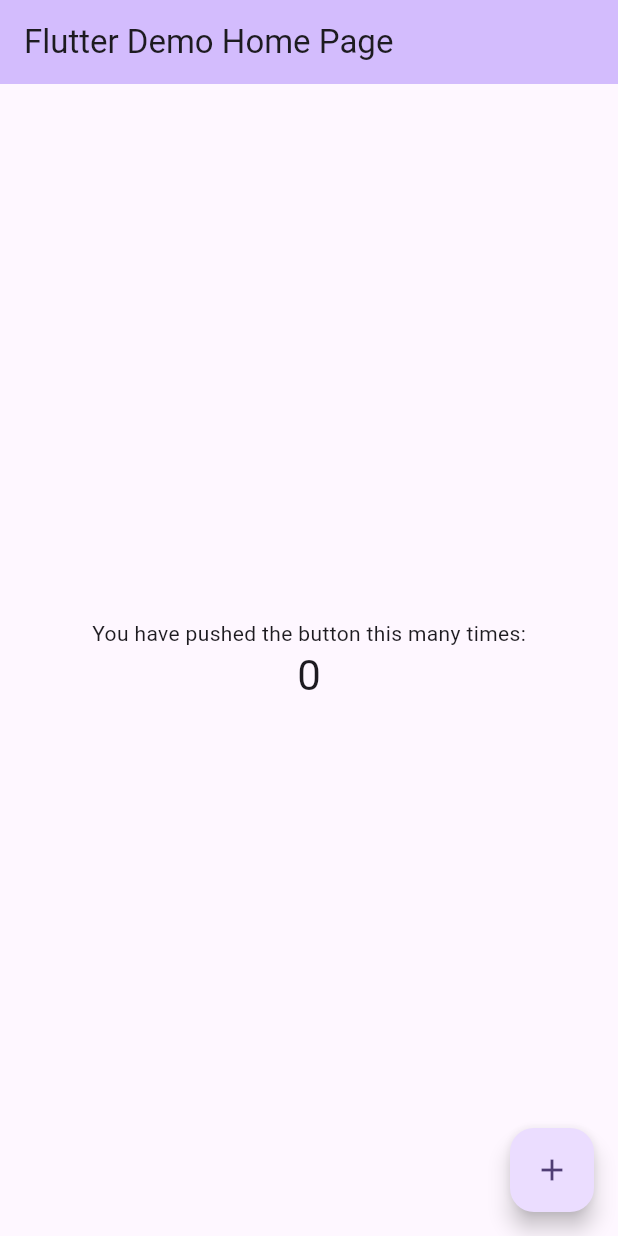
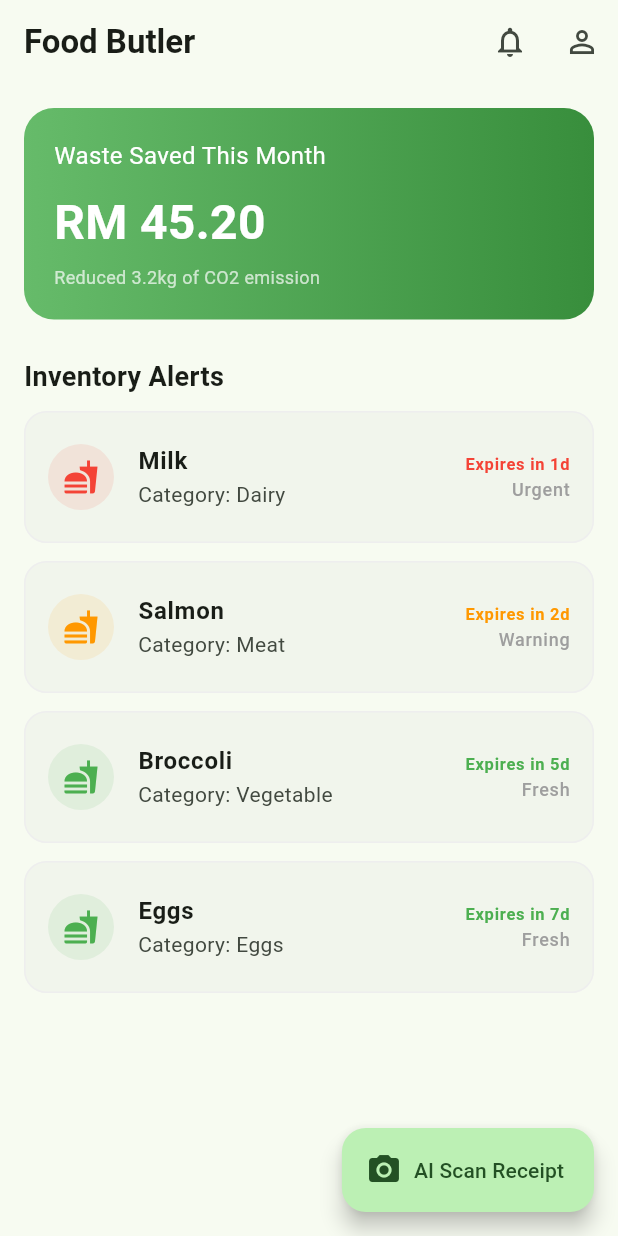
Before and after one commit to mgchei123/kitahack2026, a Flutter app: the screen it shows after launch, on a phone screen of 412 x 824 dp. Run offline on Flutter 3.47's test engine with Material 3 defaults, Android fonts, the phone set to English and light mode, and no system bars.

Commit message:
feat: setup initial food butler dashboard

```diff
--- a/lib/main.dart
+++ b/lib/main.dart
@@ -1,122 +1,140 @@
 import 'package:flutter/material.dart';
 
 void main() {
-  runApp(const MyApp());
+  runApp(const FoodButlerApp());
 }
 
-class MyApp extends StatelessWidget {
-  const MyApp({super.key});
+class FoodButlerApp extends StatelessWidget {
+  const FoodButlerApp({super.key});
 
-  // This widget is the root of your application.
   @override
   Widget build(BuildContext context) {
     return MaterialApp(
-      title: 'Flutter Demo',
+      debugShowCheckedModeBanner: false,
+      title: 'Food Butler',
       theme: ThemeData(
-        // This is the theme of your application.
-        //
-        // TRY THIS: Try running your application with "flutter run". You'll see
-        // the application has a purple toolbar. Then, without quitting the app,
-        // try changing the seedColor in the colorScheme below to Colors.green
-        // and then invoke "hot reload" (save your changes or press the "hot
-        // reload" button in a Flutter-supported IDE, or press "r" if you used
-        // the command line to start the app).
-        //
-        // Notice that the counter didn't reset back to zero; the application
-        // state is not lost during the reload. To reset the state, use hot
-        // restart instead.
-        //
-        // This works for code too, not just values: Most code changes can be
-        // tested with just a hot reload.
-        colorScheme: ColorScheme.fromSeed(seedColor: Colors.deepPurple),
+        useMaterial3: true,
+        colorSchemeSeed: Colors.green, // Eco-friendly & Food theme color
+        brightness: Brightness.light,
       ),
-      home: const MyHomePage(title: 'Flutter Demo Home Page'),
+      home: const DashboardPage(),
     );
   }
 }
 
-class MyHomePage extends StatefulWidget {
-  const MyHomePage({super.key, required this.title});
-
-  // This widget is the home page of your application. It is stateful, meaning
-  // that it has a State object (defined below) that contains fields that affect
-  // how it looks.
-
-  // This class is the configuration for the state. It holds the values (in this
-  // case the title) provided by the parent (in this case the App widget) and
-  // used by the build method of the State. Fields in a Widget subclass are
-  // always marked "final".
-
-  final String title;
+class DashboardPage extends StatefulWidget {
+  const DashboardPage({super.key});
 
   @override
-  State<MyHomePage> createState() => _MyHomePageState();
+  State<DashboardPage> createState() => _DashboardPageState();
 }
 
-class _MyHomePageState extends State<MyHomePage> {
-  int _counter = 0;
-
-  void _incrementCounter() {
-    setState(() {
-      // This call to setState tells the Flutter framework that something has
-      // changed in this State, which causes it to rerun the build method below
-      // so that the display can reflect the updated values. If we changed
-      // _counter without calling setState(), then the build method would not be
-      // called again, and so nothing would appear to happen.
-      _counter++;
-    });
-  }
+class _DashboardPageState extends State<DashboardPage> {
+  // Mock Data: To be replaced by Firestore data later
+  final List<Map<String, dynamic>> foodItems = [
+    {'name': 'Milk', 'expiry': 1, 'category': 'Dairy', 'status': 'Urgent'},
+    {'name': 'Salmon', 'expiry': 2, 'category': 'Meat', 'status': 'Warning'},
+    {'name': 'Broccoli', 'expiry': 5, 'category': 'Vegetable', 'status': 'Fresh'},
+    {'name': 'Eggs', 'expiry': 7, 'category': 'Eggs', 'status': 'Fresh'},
+  ];
 
   @override
   Widget build(BuildContext context) {
-    // This method is rerun every time setState is called, for instance as done
-    // by the _incrementCounter method above.
-    //
-    // The Flutter framework has been optimized to make rerunning build methods
-    // fast, so that you can just rebuild anything that needs updating rather
-    // than having to individually change instances of widgets.
     return Scaffold(
       appBar: AppBar(
-        // TRY THIS: Try changing the color here to a specific color (to
-        // Colors.amber, perhaps?) and trigger a hot reload to see the AppBar
-        // change color while the other colors stay the same.
-        backgroundColor: Theme.of(context).colorScheme.inversePrimary,
-        // Here we take the value from the MyHomePage object that was created by
-        // the App.build method, and use it to set our appbar title.
-        title: Text(widget.title),
+        title: const Text('Food Butler', style: TextStyle(fontWeight: FontWeight.bold)),
+        actions: [
+          IconButton(onPressed: () {}, icon: const Icon(Icons.notifications_none)),
+          IconButton(onPressed: () {}, icon: const Icon(Icons.person_outline)),
+        ],
       ),
-      body: Center(
-        // Center is a layout widget. It takes a single child and positions it
-        // in the middle of the parent.
-        child: Column(
-          // Column is also a layout widget. It takes a list of children and
-          // arranges them vertically. By default, it sizes itself to fit its
-          // children horizontally, and tries to be as tall as its parent.
-          //
-          // Column has various properties to control how it sizes itself and
-          // how it positions its children. Here we use mainAxisAlignment to
-          // center the children vertically; the main axis here is the vertical
-          // axis because Columns are vertical (the cross axis would be
-          // horizontal).
-          //
-          // TRY THIS: Invoke "debug painting" (choose the "Toggle Debug Paint"
-          // action in the IDE, or press "p" in the console), to see the
-          // wireframe for each widget.
+      body: SingleChildScrollView(
+        child: Padding(
+          padding: const EdgeInsets.all(16.0),
+          child: Column(
+            crossAxisAlignment: CrossAxisAlignment.start,
+            children: [
+              // Waste Analytics Card
+              _buildWasteCard(),
+              const SizedBox(height: 25),
+              const Text('Inventory Alerts', style: TextStyle(fontSize: 18, fontWeight: FontWeight.bold)),
+              const SizedBox(height: 10),
+              // Food Item List
+              ListView.builder(
+                shrinkWrap: true,
+                physics: const NeverScrollableScrollPhysics(),
+                itemCount: foodItems.length,
+                itemBuilder: (context, index) {
+                  return _buildFoodItem(foodItems[index]);
+                },
+              ),
+            ],
+          ),
+        ),
+      ),
+      // Core Feature: AI Scan Button
+      floatingActionButton: FloatingActionButton.extended(
+        onPressed: () {
+          // TODO: Trigger Gemini Vision API scanner logic
+          debugPrint('Opening Camera for Receipt Scan...');
+        },
+        icon: const Icon(Icons.camera_alt),
+        label: const Text('AI Scan Receipt'),
+        backgroundColor: Theme.of(context).colorScheme.primaryContainer,
+      ),
+    );
+  }
+
+  Widget _buildWasteCard() {
+    return Container(
+      width: double.infinity,
+      padding: const EdgeInsets.all(20),
+      decoration: BoxDecoration(
+        gradient: LinearGradient(colors: [Colors.green.shade400, Colors.green.shade700]),
+        borderRadius: BorderRadius.circular(20),
+      ),
+      child: const Column(
+        crossAxisAlignment: CrossAxisAlignment.start,
+        children: [
+          Text('Waste Saved This Month', style: TextStyle(color: Colors.white, fontSize: 16)),
+          SizedBox(height: 10),
+          Text('RM 45.20', style: TextStyle(color: Colors.white, fontSize: 32, fontWeight: FontWeight.bold)),
+          SizedBox(height: 5),
+          Text('Reduced 3.2kg of CO2 emission', style: TextStyle(color: Colors.white70, fontSize: 12)),
+        ],
+      ),
+    );
+  }
+
+  Widget _buildFoodItem(Map<String, dynamic> item) {
+    // Dynamic color coding based on expiry days
+    Color statusColor = item['expiry'] <= 1 ? Colors.red : (item['expiry'] <= 3 ? Colors.orange : Colors.green);
+
+    return Card(
+      margin: const EdgeInsets.only(bottom: 12),
+      elevation: 0,
+      shape: RoundedRectangleBorder(
+        borderRadius: BorderRadius.circular(15),
+        side: BorderSide(color: Colors.grey.shade200),
+      ),
+      child: ListTile(
+        contentPadding: const EdgeInsets.symmetric(horizontal: 16, vertical: 8),
+        leading: Container(
+          padding: const EdgeInsets.all(10),
+          decoration: BoxDecoration(color: statusColor.withOpacity(0.1), shape: BoxShape.circle),
+          child: Icon(Icons.fastfood, color: statusColor),
+        ),
+        title: Text(item['name'], style: const TextStyle(fontWeight: FontWeight.bold)),
+        subtitle: Text('Category: ${item['category']}'),
+        trailing: Column(
           mainAxisAlignment: MainAxisAlignment.center,
-          children: <Widget>[
-            const Text('You have pushed the button this many times:'),
-            Text(
-              '$_counter',
-              style: Theme.of(context).textTheme.headlineMedium,
-            ),
+          crossAxisAlignment: CrossAxisAlignment.end,
+          children: [
+            Text('Expires in ${item['expiry']}d', style: TextStyle(color: statusColor, fontWeight: FontWeight.bold)),
+            Text(item['status'], style: TextStyle(fontSize: 12, color: Colors.grey.shade500)),
           ],
         ),
       ),
-      floatingActionButton: FloatingActionButton(
-        onPressed: _incrementCounter,
-        tooltip: 'Increment',
-        child: const Icon(Icons.add),
-      ), // This trailing comma makes auto-formatting nicer for build methods.
     );
   }
 }
```
